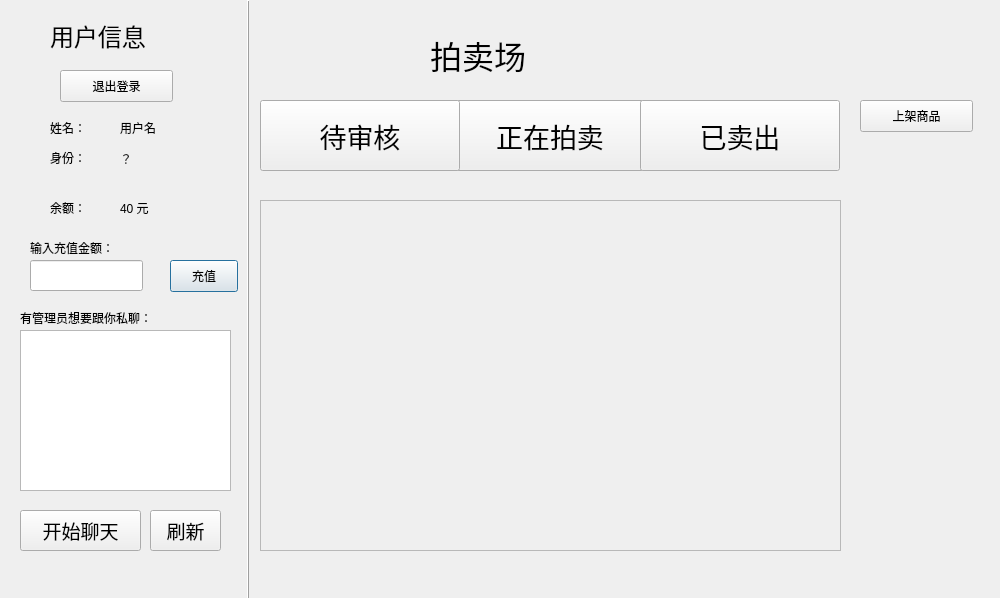
908926798/auction_market, file Alex/scripts/UI/mainPage.ui: the form before one commit.
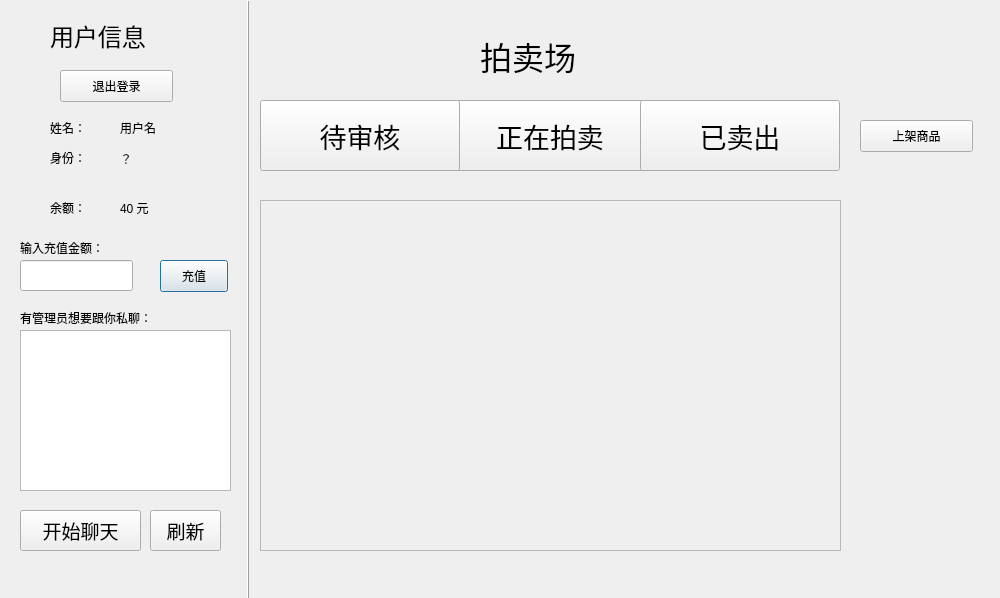
The form after the commit.

What changed in the file:
```diff
--- a/Alex/scripts/UI/mainPage.ui
+++ b/Alex/scripts/UI/mainPage.ui
@@ -131,7 +131,7 @@
   <widget class="QLabel" name="label_5">
    <property name="geometry">
     <rect>
-     <x>30</x>
+     <x>20</x>
      <y>240</y>
      <width>121</width>
      <height>16</height>
@@ -144,7 +144,7 @@
   <widget class="QLineEdit" name="lie_addMoney">
    <property name="geometry">
     <rect>
-     <x>30</x>
+     <x>20</x>
      <y>260</y>
      <width>113</width>
      <height>31</height>
@@ -154,7 +154,7 @@
   <widget class="QPushButton" name="btn_addMoney">
    <property name="geometry">
     <rect>
-     <x>170</x>
+     <x>160</x>
      <y>260</y>
      <width>68</width>
      <height>32</height>
@@ -167,10 +167,10 @@
   <widget class="QLabel" name="label_6">
    <property name="geometry">
     <rect>
-     <x>430</x>
+     <x>480</x>
      <y>30</y>
-     <width>250</width>
-     <height>50</height>
+     <width>161</width>
+     <height>51</height>
     </rect>
    </property>
    <property name="font">
@@ -399,7 +399,7 @@
    <property name="geometry">
     <rect>
      <x>860</x>
-     <y>100</y>
+     <y>120</y>
      <width>113</width>
      <height>32</height>
     </rect>
```
